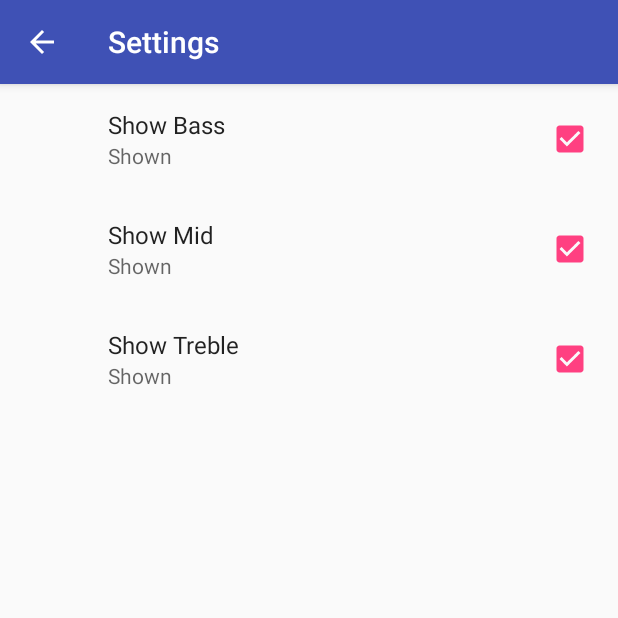
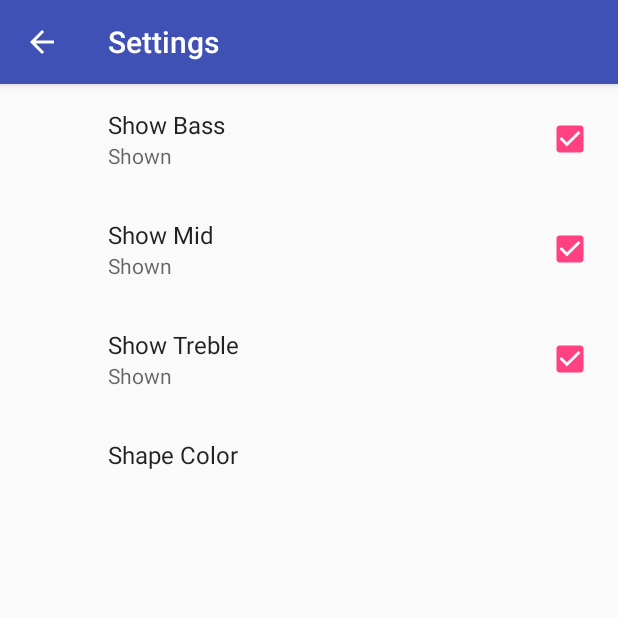
Before and after one commit to omega9999/ToyApp, an Android app: the VisualizerActivity screen opened directly, with no data from a screen before it, in the options menu, after a tap on "Settings", on a phone screen of 412 x 824 dp, the top half of it. Run offline under Robolectric (Android 15) with nearby library versions, the light colour scheme and no system bars; our stand-ins replace androidx.preference; 1 statement that could not run was skipped.

Commit message:
T06.07-Exercise-ListPreference

```diff
--- a/app/src/main/java/com/example/android/toyapp/activity/visualizerpreferences/VisualizerActivity.java
+++ b/app/src/main/java/com/example/android/toyapp/activity/visualizerpreferences/VisualizerActivity.java
@@ -41,11 +41,14 @@ public class VisualizerActivity extends AppCompatActivity implements SharedPrefe
         mVisualizerView.setShowMid(sharedPreferences.getBoolean(getString(R.string.pref_show_mid_key), getResources().getBoolean(R.bool.pref_show_mid_default)));
         mVisualizerView.setShowTreble(sharedPreferences.getBoolean(getString(R.string.pref_show_treble_key), getResources().getBoolean(R.bool.pref_show_treble_default)));
         mVisualizerView.setMinSizeScale(1);
-        mVisualizerView.setColor(getString(R.string.pref_color_red_value));
+        loadColorFromPreferences(sharedPreferences);
 
         sharedPreferences.registerOnSharedPreferenceChangeListener(this);
     }
 
+    private void loadColorFromPreferences(SharedPreferences sharedPreferences) {
+        mVisualizerView.setColor(sharedPreferences.getString(getString(R.string.pref_color_key),getString(R.string.pref_color_red_value)));
+    }
 
     @Override
     public void onSharedPreferenceChanged(@NonNull final SharedPreferences sharedPreferences, @NonNull final String key) {
@@ -57,6 +60,8 @@ public class VisualizerActivity extends AppCompatActivity implements SharedPrefe
         }
         else if (key.equals(getString(R.string.pref_show_treble_key))){
             mVisualizerView.setShowTreble(sharedPreferences.getBoolean(key, getResources().getBoolean(R.bool.pref_show_treble_default)));
+        } else if (key.equals(getString(R.string.pref_color_key))) {
+            loadColorFromPreferences(sharedPreferences);
         }
 
     }
--- /dev/null
+++ b/app/src/main/res/values/arrays.xml
@@ -0,0 +1,14 @@
+<?xml version="1.0" encoding="utf-8"?>
+<resources>
+    <array name="pref_color_option_labels">
+        <item>@string/pref_color_label_red</item>
+        <item>@string/pref_color_label_blue</item>
+        <item>@string/pref_color_label_green</item>
+    </array>
+
+    <array name="pref_color_option_values">
+        <item>@string/pref_color_red_value</item>
+        <item>@string/pref_color_blue_value</item>
+        <item>@string/pref_color_green_value</item>
+    </array>
+</resources>
--- a/app/src/main/res/values/strings.xml
+++ b/app/src/main/res/values/strings.xml
@@ -1,18 +1,3 @@
-<!--
-  Copyright (C) 2016 The Android Open Source Project
-
-  Licensed under the Apache License, Version 2.0 (the "License");
-  you may not use this file except in compliance with the License.
-  You may obtain a copy of the License at
-
-       http://www.apache.org/licenses/LICENSE-2.0
-
-  Unless required by applicable law or agreed to in writing, software
-  distributed under the License is distributed on an "AS IS" BASIS,
-  WITHOUT WARRANTIES OR CONDITIONS OF ANY KIND, either express or implied.
-  See the License for the specific language governing permissions and
-  limitations under the License.
-  -->
 <resources>
     <string name="app_name">Toy App</string>
     <string name="search">Search</string>
@@ -33,17 +18,12 @@
     <string name="show_treble_on">Shown</string>
     <string name="show_treble_title">Show Treble</string>
 
-    <!-- - - - - - - - - - - - - - - -
-          - Used by Preferences  -
-          - - - - - - - - - - - - - - - -->
+    <string name="pref_color_label">Shape Color</string>
+    <string name="pref_color_label_red">Red</string>
+    <string name="pref_color_label_blue">Blue</string>
+    <string name="pref_color_label_green">Green</string>
 
-    <!-- Value in SharedPreferences for red color option -->
-    <string name="pref_color_red_value" translatable="false">red</string>
 
-    <!-- Value in SharedPreferences for blue color option -->
-    <string name="pref_color_blue_value" translatable="false">blue</string>
 
-    <!-- Value in SharedPreferences for green color option -->
-    <string name="pref_color_green_value" translatable="false">green</string>
 
 </resources>
--- a/app/src/main/res/values/untraslable.xml
+++ b/app/src/main/res/values/untraslable.xml
@@ -3,4 +3,9 @@
     <string name="pref_show_bass_key" translatable="false">show_bass</string>
     <string name="pref_show_mid_key" translatable="false">show_mid</string>
     <string name="pref_show_treble_key" translatable="false">show_treble</string>
+
+    <string name="pref_color_key" translatable="false">color</string>
+    <string name="pref_color_red_value" translatable="false">red</string>
+    <string name="pref_color_blue_value" translatable="false">blue</string>
+    <string name="pref_color_green_value" translatable="false">green</string>
 </resources>
--- a/app/src/main/res/xml/pref_visualizer.xml
+++ b/app/src/main/res/xml/pref_visualizer.xml
@@ -20,4 +20,12 @@
         android:summaryOff="@string/show_treble_off"
         android:summaryOn="@string/show_treble_on"
         android:title="@string/show_treble_title" />
+
+    <ListPreference
+        android:defaultValue="@string/pref_color_red_value"
+        android:entries="@array/pref_color_option_labels"
+        android:entryValues="@array/pref_color_option_values"
+        android:key="@string/pref_color_key"
+        android:title="@string/pref_color_label" />
+
 </PreferenceScreen>
```
